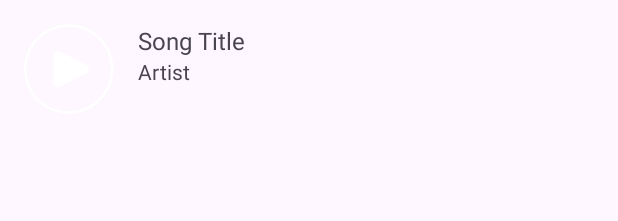
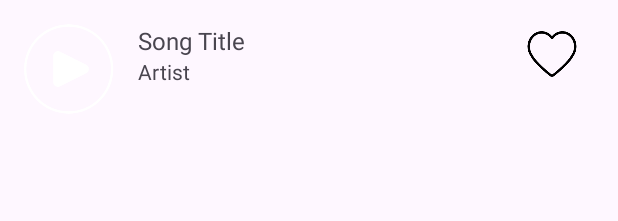
Before and after one commit to hcyhechaoyang/MusicPlayerApplication, an Android app: the layout item_song.xml on its own in the app's theme, with its tools: preview values and no code run, on a phone screen of 412 x 824 dp. Shown: the top 221 px of the screen. Run offline under Robolectric (Android 15) with nearby library versions, the phone set to English and light mode, and no system bars.

Commit message:
增加收藏图标和个人中心图标

```diff
--- a/app/src/main/res/layout/item_song.xml
+++ b/app/src/main/res/layout/item_song.xml
@@ -1,20 +1,25 @@
 <?xml version="1.0" encoding="utf-8"?>
 <LinearLayout xmlns:android="http://schemas.android.com/apk/res/android"
+    xmlns:tools="http://schemas.android.com/tools"
     android:orientation="horizontal"
     android:layout_width="match_parent"
     android:layout_height="wrap_content"
-    android:padding="16dp">
+    android:padding="16dp"
+    android:weightSum="1">
 
     <ImageView
         android:id="@+id/coverImage"
         android:layout_width="60dp"
         android:layout_height="60dp"
-        android:src="@drawable/ic_default_cover" />
+        android:contentDescription="歌曲封面"
+        android:src="@drawable/ic_default_cover"
+        tools:ignore="HardcodedText" />
 
     <LinearLayout
         android:orientation="vertical"
-        android:layout_width="wrap_content"
+        android:layout_width="0dp"
         android:layout_height="wrap_content"
+        android:layout_weight="1"
         android:layout_marginStart="16dp">
 
         <TextView
@@ -22,13 +27,28 @@
             android:layout_width="wrap_content"
             android:layout_height="wrap_content"
             android:text="Song Title"
-            android:textSize="16sp" />
+            android:textSize="16sp"
+            tools:ignore="HardcodedText" />
 
         <TextView
             android:id="@+id/artistName"
             android:layout_width="wrap_content"
             android:layout_height="wrap_content"
             android:text="Artist"
-            android:textSize="14sp" />
+            android:textSize="14sp"
+            tools:ignore="HardcodedText" />
     </LinearLayout>
+
+    <!-- 收藏按钮 -->
+    <ImageButton
+        android:id="@+id/favoriteButton"
+        android:layout_width="40dp"
+        android:layout_height="40dp"
+        android:layout_marginStart="16dp"
+        android:layout_marginEnd="8dp"
+        android:background="@android:color/transparent"
+        android:contentDescription="收藏按钮"
+        android:scaleType="centerInside"
+        android:src="@drawable/collection"
+        tools:ignore="HardcodedText" />
 </LinearLayout>
```
Also changed, not shown: app/src/main/res/layout/activity_player.xml (+12 -0 lines), app/src/main/res/layout/activity_user_center.xml (+70 -0 lines), app/src/main/res/drawable/avatar.png (added), app/src/main/res/drawable/collection.png (added), app/src/main/res/drawable/collection2.png (added).
